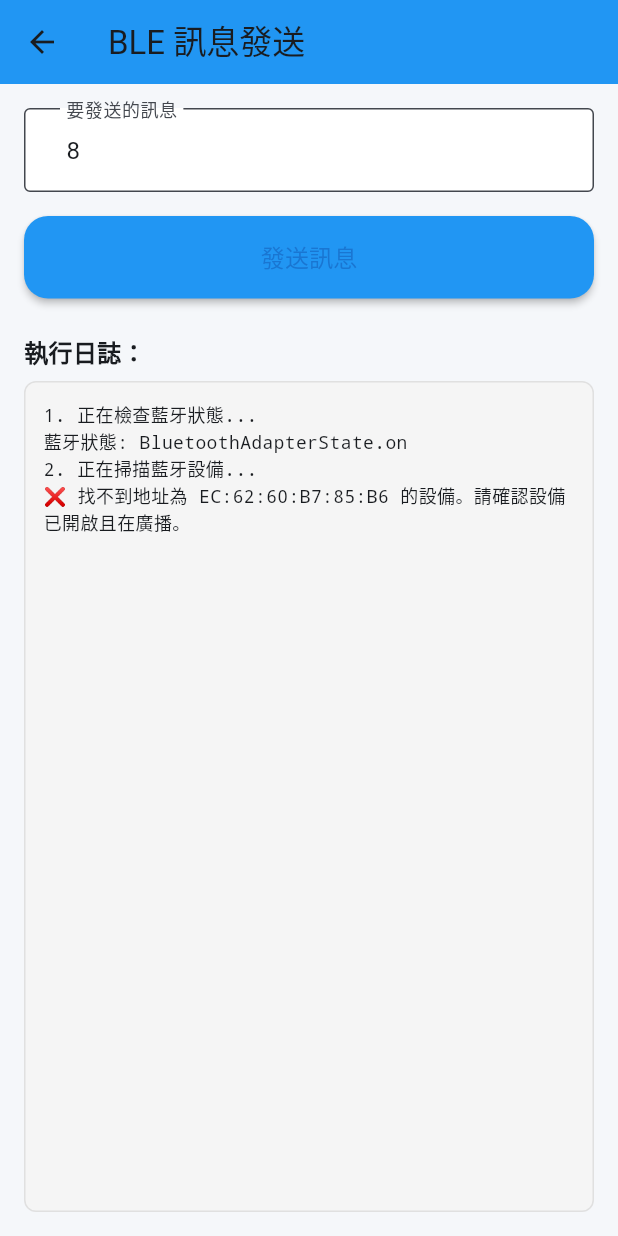
After one commit to samson0720/smart_glove, a Flutter app: the BluetoothSenderDistance screen opened directly, after a tap on "發送訊息", on a phone screen of 412 x 824 dp. The commit adds this screen. Run offline on Flutter 3.47's test engine with Material 3 defaults, Android fonts, the phone set to English and light mode, and no system bars; our stand-ins replace flutter_blue_plus, flutter_compass, geolocator, google_maps_flutter, permission_handler, sensors_plus and 1 more; accounts and stored records are empty.

Commit message:
新增bleSendDistance(內容複製bleSenderScreen)

```diff
--- /dev/null
+++ b/lib/ble_sender_distance.dart
@@ -0,0 +1,333 @@
+import 'dart:async';
+import 'dart:convert';
+import 'package:flutter/material.dart';
+import 'package:flutter_blue_plus/flutter_blue_plus.dart';
+
+// ==========================================================
+// ⚠️ 修正與設定參數 ⚠️
+// ==========================================================
+
+// 目標 ESP32 設備的地址
+const String targetAddress = "EC:62:60:B7:85:B6";
+
+// 傳送訊息(寫入)到 ESP32 時,應使用 ESP32 端的 TX 特性 UUID。
+// 這裡假設您使用的是 Nordic UART Service (NUS) 的 TX UUID。
+const String serviceUuid = "02497b85-8226-4926-9c4a-ab8a69398eda";
+const String writeCharUuid = "02497b86-8226-4926-9c4a-ab8a69398eda";  // WRITE 特性
+const String notifyCharUuid = "02497b87-8226-4926-9c4a-ab8a69398eda"; // NOTIFY 特性 (如果需要接收數據)
+// ==========================================================
+// BLEService 類別 - 處理所有藍牙操作
+// ==========================================================
+
+class DistanceBLEService {
+  static Future<String> sendBluetoothdistance(String messageToSend) async {
+    StringBuffer log = StringBuffer();
+
+    // 輔助函數：同時輸出到日誌和 terminal
+    void logMessage(String message) {
+      log.writeln(message);
+      print(message);  // 輸出到 terminal
+    }
+
+    try {
+      logMessage("1. 正在檢查藍牙狀態...");
+
+      // 檢查藍牙是否開啟
+      if (await FlutterBluePlus.isSupported == false) {
+        logMessage("❌ 此設備不支援藍牙");
+        return log.toString();
+      }
+
+      // 等待藍牙開啟
+      var subscription = FlutterBluePlus.adapterState.listen((state) {
+        logMessage("藍牙狀態: $state");
+      });
+
+      // 檢查當前藍牙狀態
+      if (await FlutterBluePlus.adapterState.first != BluetoothAdapterState.on) {
+        logMessage("⚠️ 請開啟藍牙");
+        // 在 Android 上可以嘗試開啟藍牙
+        if (await FlutterBluePlus.isSupported) {
+          await FlutterBluePlus.turnOn();
+        }
+        await subscription.cancel();
+        return log.toString();
+      }
+
+      logMessage("2. 正在掃描藍牙設備...");
+
+      BluetoothDevice? targetDevice;
+
+      // 設定掃描監聽器
+      var scanSubscription = FlutterBluePlus.scanResults.listen((results) {
+        for (ScanResult r in results) {
+          // 比對地址(不區分大小寫)
+          if (r.device.remoteId.toString().toUpperCase() ==
+              targetAddress.toUpperCase()) {
+            targetDevice = r.device;
+            logMessage("✅ 找到設備: ${r.device.platformName} (${r.device.remoteId})");
+          }
+        }
+      });
+
+      // 開始掃描(掃描 5 秒)
+      await FlutterBluePlus.startScan(
+        timeout: const Duration(seconds: 5),
+        androidUsesFineLocation: true,
+      );
+
+      // 等待掃描完成
+      await FlutterBluePlus.isScanning.where((val) => val == false).first;
+
+      await scanSubscription.cancel();
+
+      if (targetDevice == null) {
+        logMessage("❌ 找不到地址為 $targetAddress 的設備。請確認設備已開啟且在廣播。");
+        await subscription.cancel();
+        return log.toString();
+      }
+
+      logMessage("3. 正在連接到設備...");
+
+      // 連接到設備
+      await targetDevice!.connect(
+        timeout: const Duration(seconds: 15),
+        autoConnect: false,
+      );
+
+      logMessage("✅ 成功連接到設備");
+
+      // 監聽連接狀態
+      targetDevice!.connectionState.listen((state) {
+        logMessage("連接狀態: $state");
+      });
+
+      // 發現服務
+      logMessage("4. 正在發現服務...");
+      List<BluetoothService> services = await targetDevice!.discoverServices();
+
+      // 列出所有服務和特性 (用於除錯)
+      logMessage("\n=== 設備上所有可用的服務和特性 ===");
+      for (var service in services) {
+        logMessage("服務 UUID: ${service.uuid}");
+        for (var char in service.characteristics) {
+          List<String> properties = [];
+          if (char.properties.read) properties.add("READ");
+          if (char.properties.write) properties.add("WRITE");
+          if (char.properties.writeWithoutResponse) properties.add("WRITE_NO_RESPONSE");
+          if (char.properties.notify) properties.add("NOTIFY");
+          if (char.properties.indicate) properties.add("INDICATE");
+
+          logMessage("  └─ 特性 UUID: ${char.uuid}");
+          logMessage("     屬性: ${properties.join(', ')}");
+        }
+      }
+      logMessage("=====================================\n");
+
+      BluetoothCharacteristic? writeCharacteristic;
+
+      // 尋找目標特性 (不區分大小寫,且移除可能的 0000 前綴)
+      for (var service in services) {
+        String serviceUuidStr = service.uuid.toString().toLowerCase();
+        String targetServiceUuid = serviceUuid.toLowerCase();
+
+        // 移除可能的 0000 前綴和後綴,只比對核心部分
+        String extractCore(String uuid) {
+          // 提取 UUID 的核心部分 (例如: 6e400001)
+          return uuid.replaceAll('-', '').substring(0, 8);
+        }
+
+        if (serviceUuidStr.contains(extractCore(targetServiceUuid)) ||
+            serviceUuidStr == targetServiceUuid) {
+          logMessage("✅ 找到目標服務: ${service.uuid}");
+
+          for (BluetoothCharacteristic char in service.characteristics) {
+            String charUuidStr = char.uuid.toString().toLowerCase();
+            String targetCharUuid = writeCharUuid.toLowerCase();
+
+            if (charUuidStr.contains(extractCore(targetCharUuid)) ||
+                charUuidStr == targetCharUuid) {
+              writeCharacteristic = char;
+              logMessage("✅ 找到寫入特性: ${char.uuid}");
+              logMessage("   特性屬性: WRITE=${char.properties.write}, WRITE_NO_RESPONSE=${char.properties.writeWithoutResponse}");
+              break;
+            }
+          }
+        }
+      }
+
+      if (writeCharacteristic == null) {
+        logMessage("❌ 找不到寫入特性 UUID: $writeCharUuid");
+        logMessage("提示: 請檢查上方列出的所有特性,確認正確的 UUID");
+        await targetDevice!.disconnect();
+        await subscription.cancel();
+        return log.toString();
+      }
+
+      // 發送訊息
+      logMessage("\n5. 嘗試發送訊息...");
+
+      List<int> dataBytes = utf8.encode(messageToSend);
+
+      // 根據特性的屬性選擇寫入方式
+      bool withResponse = writeCharacteristic.properties.write;
+      bool withoutResponse = writeCharacteristic.properties.writeWithoutResponse;
+
+      logMessage("使用寫入模式: ${withResponse ? 'WITH_RESPONSE' : 'WITHOUT_RESPONSE'}");
+
+      await writeCharacteristic.write(
+        dataBytes,
+        withoutResponse: !withResponse && withoutResponse, // 如果支援 write 就用 response,否則用 no response
+      );
+
+      logMessage("✅ 訊息發送成功！數據 '$messageToSend' 已發送到特性 $writeCharUuid");
+
+      // 等待一下再斷開連接
+      await Future.delayed(const Duration(seconds: 1));
+
+      // 斷開連接
+      logMessage("\n6. 正在斷開連接...");
+      await targetDevice!.disconnect();
+      logMessage("✅ 已斷開連接");
+
+      await subscription.cancel();
+
+    } catch (e) {
+      logMessage("❌ 發生錯誤: $e");
+      logMessage("請檢查：");
+      logMessage("1. MAC 地址是否正確？");
+      logMessage("2. Service 和 Characteristic UUID 是否正確？");
+      logMessage("3. ESP32 是否在監聽？");
+      logMessage("4. 是否已授予藍牙權限？");
+    }
+
+    return log.toString();
+  }
+}
+
+// ==========================================================
+// BluetoothSenderScreen - Flutter UI 畫面
+// ==========================================================
+
+class BluetoothSenderDistance extends StatefulWidget {
+  const BluetoothSenderDistance({super.key});
+
+  @override
+  State<BluetoothSenderDistance> createState() => _BluetoothSenderScreenState();
+}
+
+class _BluetoothSenderScreenState extends State<BluetoothSenderDistance> {
+  final TextEditingController _messageController = TextEditingController(text: "8");
+  String _logOutput = "準備發送訊息...\n";
+  bool _isSending = false;
+
+  @override
+  void dispose() {
+    _messageController.dispose();
+    super.dispose();
+  }
+
+  Future<void> _sendMessage() async {
+    if (_isSending) return;
+
+    setState(() {
+      _isSending = true;
+      _logOutput = "開始發送...\n";
+    });
+
+    print("=== 開始發送藍牙訊息 ===");  // Terminal 輸出
+    String message = _messageController.text;
+    print("發送訊息: $message");  // Terminal 輸出
+
+    String result = await DistanceBLEService.sendBluetoothdistance(message);
+
+    setState(() {
+      _logOutput = result;
+      _isSending = false;
+    });
+
+    print("=== 發送流程結束 ===");  // Terminal 輸出
+  }
+
+  @override
+  Widget build(BuildContext context) {
+    return Scaffold(
+      appBar: AppBar(
+        title: const Text('BLE 訊息發送'),
+        backgroundColor: Colors.blue,
+      ),
+      body: Padding(
+        padding: const EdgeInsets.all(16.0),
+        child: Column(
+          crossAxisAlignment: CrossAxisAlignment.stretch,
+          children: [
+            // 輸入訊息
+            TextField(
+              controller: _messageController,
+              decoration: const InputDecoration(
+                labelText: '要發送的訊息',
+                border: OutlineInputBorder(),
+                hintText: '輸入要發送的訊息',
+              ),
+            ),
+            const SizedBox(height: 16),
+
+            // 發送按鈕
+            ElevatedButton(
+              onPressed: _isSending ? null : _sendMessage,
+              style: ElevatedButton.styleFrom(
+                padding: const EdgeInsets.symmetric(vertical: 16),
+                backgroundColor: Colors.blue,
+              ),
+              child: _isSending
+                  ? const Row(
+                      mainAxisAlignment: MainAxisAlignment.center,
+                      children: [
+                        SizedBox(
+                          width: 20,
+                          height: 20,
+                          child: CircularProgressIndicator(
+                            strokeWidth: 2,
+                            color: Colors.white,
+                          ),
+                        ),
+                        SizedBox(width: 12),
+                        Text('發送中...', style: TextStyle(fontSize: 16)),
+                      ],
+                    )
+                  : const Text('發送訊息', style: TextStyle(fontSize: 16)),
+            ),
+
+            const SizedBox(height: 24),
+            const Text(
+              '執行日誌：',
+              style: TextStyle(fontSize: 16, fontWeight: FontWeight.bold),
+            ),
+            const SizedBox(height: 8),
+
+            // 日誌輸出區域
+            Expanded(
+              child: Container(
+                padding: const EdgeInsets.all(12),
+                decoration: BoxDecoration(
+                  color: Colors.grey[100],
+                  borderRadius: BorderRadius.circular(8),
+                  border: Border.all(color: Colors.grey[300]!),
+                ),
+                child: SingleChildScrollView(
+                  child: Text(
+                    _logOutput,
+                    style: const TextStyle(
+                      fontFamily: 'monospace',
+                      fontSize: 12,
+                    ),
+                  ),
+                ),
+              ),
+            ),
+          ],
+        ),
+      ),
+    );
+  }
+}
--- a/lib/main.dart
+++ b/lib/main.dart
@@ -20,6 +20,7 @@ import 'package:geolocator/geolocator.dart'; // Ensure geolocator is imported
 import 'utils/map_style.dart'; // Added Night Mode style
 
 import 'ble_sender_screen.dart';
+import 'ble_sender_distance.dart';
 
 // -----------------------------------------------------------------------------
 // CONFIGURATION
@@ -694,6 +695,17 @@ class _MapScreenState extends State<MapScreen> {
             },
           ),
           ListTile(
+            leading: const Icon(Icons.send_to_mobile), // 換個圖示區隔
+            title: const Text('ESP32 傳送距離'), // 新功能的按鈕
+            onTap: () {
+              Navigator.pop(context); // 關閉側邊欄
+              Navigator.push(
+                context,
+                MaterialPageRoute(builder: (context) => const BluetoothSenderScreen()),
+              );
+            },
+          ),
+          ListTile(
             leading: const Icon(Icons.security),
             title: const Text('Safety Center'),
             onTap: () {
```
